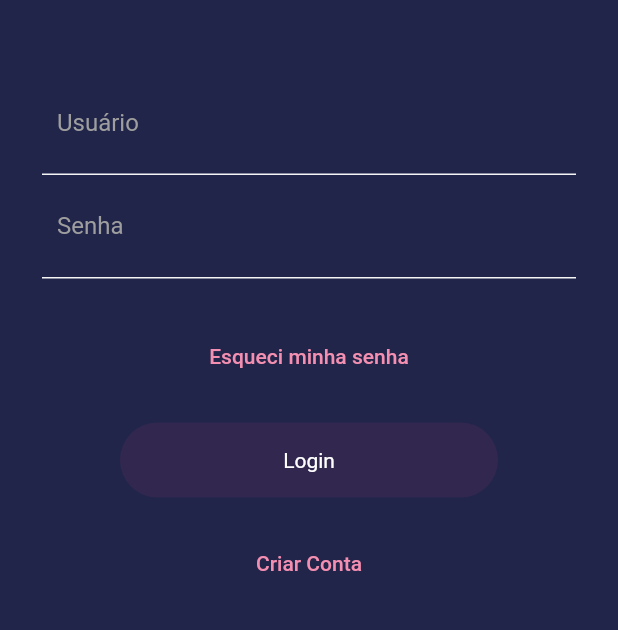
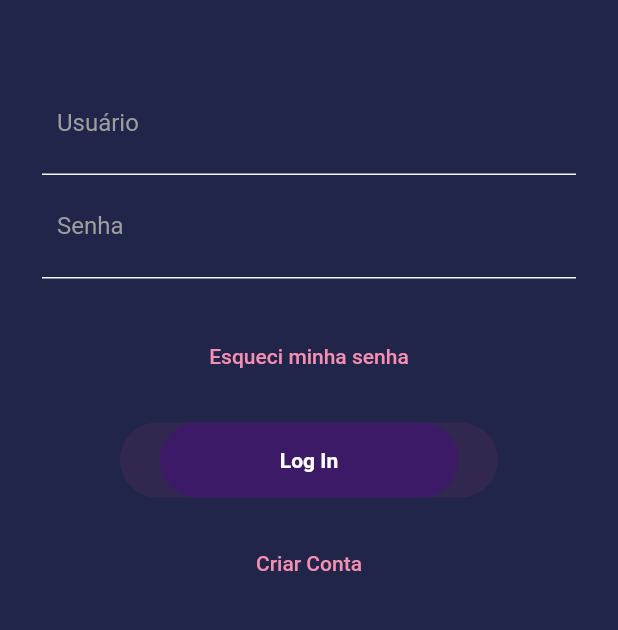
Before and after one commit to VitorSoaresDev1/MobBank, a Flutter app: the screen it shows after launch, on a phone screen of 412 x 824 dp, the part 398-1028 px from its top. Run offline on Flutter 3.47's test engine with Material 2 defaults, Android fonts, the phone set to English and light mode, and no system bars; our stand-ins replace firebase_auth, get_it, provider_architecture, simple_animations; accounts and stored records are empty.

Commit message:
Log in implementado.

```diff
--- a/lib/components/widgets/busy_button.dart
+++ b/lib/components/widgets/busy_button.dart
@@ -8,11 +8,17 @@ class BusyButton extends StatefulWidget {
   final Function onPressed;
   final bool enabled;
   final Color color;
+  final double width;
+  final double height;
+  final double shape;
   const BusyButton(
       {@required this.title,
       this.busy = false,
       @required this.onPressed,
       @required this.color,
+      this.width = 15,
+      this.height = 15,
+      this.shape = 5,
       this.enabled = true});
 
   @override
@@ -31,11 +37,11 @@ class _BusyButtonState extends State<BusyButton> {
           duration: const Duration(milliseconds: 300),
           alignment: Alignment.center,
           padding: EdgeInsets.symmetric(
-              horizontal: widget.busy ? 10 : 15,
-              vertical: widget.busy ? 10 : 10),
+              horizontal: widget.busy ? 5 : widget.width,
+              vertical: widget.busy ? 5 : widget.height),
           decoration: BoxDecoration(
             color: widget.enabled ? widget.color : Colors.grey[300],
-            borderRadius: BorderRadius.circular(5),
+            borderRadius: BorderRadius.circular(widget.shape),
           ),
           child: !widget.busy
               ? Text(
--- a/lib/models/dialog_models.dart
+++ b/lib/models/dialog_models.dart
@@ -188,6 +188,7 @@ class _PasswordAuthDialogState extends State<PasswordAuthDialog> {
               child: TextField(
                 key: passwordAuthDialogTextFieldPassword,
                 controller: _emailController,
+                keyboardType: TextInputType.emailAddress,
                 obscureText: false,
                 textAlign: TextAlign.center,
                 decoration: InputDecoration(border: UnderlineInputBorder()),
--- a/lib/views/sign_in.dart
+++ b/lib/views/sign_in.dart
@@ -1,11 +1,13 @@
 import 'package:flutter/material.dart';
 import 'package:mobbank/animation/fade_animation.dart';
+import 'package:mobbank/components/widgets/busy_button.dart';
 import 'package:mobbank/locator.dart';
 import 'package:mobbank/models/dialog_models.dart';
 import 'package:mobbank/services/authentication_service.dart';
-import 'package:mobbank/services/dialog_service.dart';
 import 'package:mobbank/services/navigation_service.dart';
 import 'package:mobbank/constants/route_names.dart';
+import 'package:mobbank/viewmodels/signin_view_model.dart';
+import 'package:provider_architecture/provider_architecture.dart';
 
 class SignIn extends StatefulWidget {
   @override
@@ -16,13 +18,19 @@ class _SignInState extends State<SignIn> {
   final NavigationService _navigationService = locator<NavigationService>();
   final AuthenticationService _authenticationService =
       locator<AuthenticationService>();
+  final TextEditingController _userController = new TextEditingController();
+  final TextEditingController _passwordController = new TextEditingController();
 
   @override
   Widget build(BuildContext context) {
-    return Scaffold(
-      resizeToAvoidBottomInset: false,
+    return ViewModelProvider<SignInViewModel>.withConsumer(
+      viewModel: SignInViewModel(),
+      builder: (context, model, child) => new Scaffold(
+        resizeToAvoidBottomInset: true,
         backgroundColor: Color(0xff21254A),
-      body: Column(
+        body: SingleChildScrollView(
+          scrollDirection: Axis.vertical,
+          child: Column(
             crossAxisAlignment: CrossAxisAlignment.start,
             children: <Widget>[
               Container(
@@ -91,6 +99,8 @@ class _SignInState extends State<SignIn> {
                                 ),
                               ),
                               child: TextField(
+                                controller: _userController,
+                                keyboardType: TextInputType.emailAddress,
                                 decoration: InputDecoration(
                                   border: InputBorder.none,
                                   hintText: "Usuário",
@@ -108,6 +118,9 @@ class _SignInState extends State<SignIn> {
                                 ),
                               ),
                               child: TextField(
+                                controller: _passwordController,
+                                obscureText: true,
+                                keyboardType: TextInputType.number,
                                 decoration: InputDecoration(
                                     border: InputBorder.none,
                                     hintText: "Senha",
@@ -130,8 +143,8 @@ class _SignInState extends State<SignIn> {
                             builder: (contextDialog) {
                               return PasswordAuthDialog(
                                   onConfirm: (String email) async =>
-                                  await _authenticationService.forgotPassword(
-                                      email: email));
+                                      await _authenticationService
+                                          .forgotPassword(email: email));
                             },
                           ),
                           child: Text(
@@ -155,11 +168,27 @@ class _SignInState extends State<SignIn> {
                           borderRadius: BorderRadius.circular(50),
                           color: Color.fromRGBO(49, 39, 79, 1),
                         ),
-                    child: Center(
-                      child: Text(
-                        "Login",
-                        style: TextStyle(color: Colors.white),
+                        child: Row(
+                          mainAxisAlignment: MainAxisAlignment.center,
+                          children: <Widget>[
+                            Center(
+                              child: FadeAnimation(
+                                1,
+                                BusyButton(
+                                  title: 'Log In',
+                                  busy: model.busy,
+                                  width: 80,
+                                  shape: 25,
+                                  color: Color.fromRGBO(71, 12, 130, 0.5),
+                                  onPressed: () {
+                                    model.logIn(
+                                        email: _userController.text,
+                                        password: _passwordController.text);
+                                  },
                                 ),
+                              ),
+                            ),
+                          ],
                         ),
                       ),
                     ),
@@ -186,6 +215,8 @@ class _SignInState extends State<SignIn> {
               )
             ],
           ),
+        ),
+      ),
     );
   }
 }
--- a/lib/views/sign_up.dart
+++ b/lib/views/sign_up.dart
@@ -126,6 +126,7 @@ class _SignUpState extends State<SignUp> {
                                   ),
                                   child: TextFormField(
                                     controller: _userController,
+                                    keyboardType: TextInputType.emailAddress,
                                     decoration: InputDecoration(
                                       border: InputBorder.none,
                                       hintText: "Usuário",
```
Also changed, not shown: lib/viewmodels/signin_view_model.dart (added, +43 -0 lines). Lines whose indentation alone changed are shown as unchanged.
